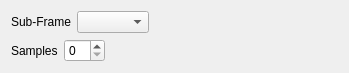
The window that ui/reparent_subFrame.ui (david-cattermole/qt-learning) describes before a commit, drawn with Qt 5.
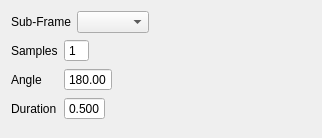
The same window after the commit.

Commit message: Filled out more UI elements, specifically maya base window, reparent timeRange and reparent subFrame.

The edit to the form file:
```diff
--- a/ui/reparent_subFrame.ui
+++ b/ui/reparent_subFrame.ui
@@ -6,8 +6,8 @@
    <rect>
     <x>0</x>
     <y>0</y>
-    <width>349</width>
-    <height>66</height>
+    <width>322</width>
+    <height>138</height>
    </rect>
   </property>
   <property name="windowTitle">
@@ -46,15 +46,140 @@
      <property name="fieldGrowthPolicy">
       <enum>QFormLayout::ExpandingFieldsGrow</enum>
      </property>
-     <item row="0" column="0">
+     <item row="2" column="1">
+      <layout class="QHBoxLayout" name="horizontalLayout">
+       <item>
+        <widget class="QDoubleSpinBox" name="doubleSpinBox">
+         <property name="frame">
+          <bool>true</bool>
+         </property>
+         <property name="readOnly">
+          <bool>false</bool>
+         </property>
+         <property name="buttonSymbols">
+          <enum>QAbstractSpinBox::NoButtons</enum>
+         </property>
+         <property name="suffix">
+          <string extracomment="°"/>
+         </property>
+         <property name="decimals">
+          <number>2</number>
+         </property>
+         <property name="maximum">
+          <double>360.000000000000000</double>
+         </property>
+         <property name="value">
+          <double>180.000000000000000</double>
+         </property>
+        </widget>
+       </item>
+       <item>
+        <spacer name="horizontalSpacer_3">
+         <property name="orientation">
+          <enum>Qt::Horizontal</enum>
+         </property>
+         <property name="sizeHint" stdset="0">
+          <size>
+           <width>40</width>
+           <height>20</height>
+          </size>
+         </property>
+        </spacer>
+       </item>
+      </layout>
+     </item>
+     <item row="2" column="0">
+      <widget class="QLabel" name="angleLabel">
+       <property name="text">
+        <string>Angle</string>
+       </property>
+      </widget>
+     </item>
+     <item row="1" column="1">
+      <layout class="QHBoxLayout" name="horizontalLayout_2">
+       <item>
+        <widget class="QSpinBox" name="samplesSpinBox">
+         <property name="sizePolicy">
+          <sizepolicy hsizetype="Minimum" vsizetype="Fixed">
+           <horstretch>0</horstretch>
+           <verstretch>0</verstretch>
+          </sizepolicy>
+         </property>
+         <property name="buttonSymbols">
+          <enum>QAbstractSpinBox::NoButtons</enum>
+         </property>
+         <property name="minimum">
+          <number>1</number>
+         </property>
+         <property name="maximum">
+          <number>33</number>
+         </property>
+         <property name="singleStep">
+          <number>2</number>
+         </property>
+        </widget>
+       </item>
+       <item>
+        <spacer name="horizontalSpacer_2">
+         <property name="orientation">
+          <enum>Qt::Horizontal</enum>
+         </property>
+         <property name="sizeHint" stdset="0">
+          <size>
+           <width>40</width>
+           <height>20</height>
+          </size>
+         </property>
+        </spacer>
+       </item>
+      </layout>
+     </item>
+     <item row="1" column="0">
       <widget class="QLabel" name="samplesLabel">
        <property name="text">
         <string>Samples</string>
        </property>
       </widget>
      </item>
-     <item row="0" column="1">
-      <widget class="QSpinBox" name="samplesSpinBox"/>
+     <item row="4" column="1">
+      <layout class="QHBoxLayout" name="horizontalLayout_3">
+       <item>
+        <widget class="QDoubleSpinBox" name="doubleSpinBox_2">
+         <property name="buttonSymbols">
+          <enum>QAbstractSpinBox::NoButtons</enum>
+         </property>
+         <property name="decimals">
+          <number>3</number>
+         </property>
+         <property name="maximum">
+          <double>1.000000000000000</double>
+         </property>
+         <property name="value">
+          <double>0.500000000000000</double>
+         </property>
+        </widget>
+       </item>
+       <item>
+        <spacer name="horizontalSpacer_4">
+         <property name="orientation">
+          <enum>Qt::Horizontal</enum>
+         </property>
+         <property name="sizeHint" stdset="0">
+          <size>
+           <width>40</width>
+           <height>20</height>
+          </size>
+         </property>
+        </spacer>
+       </item>
+      </layout>
+     </item>
+     <item row="4" column="0">
+      <widget class="QLabel" name="durationLabel">
+       <property name="text">
+        <string>Duration</string>
+       </property>
+      </widget>
      </item>
     </layout>
    </item>
```
The commit also changes 11 other files.
